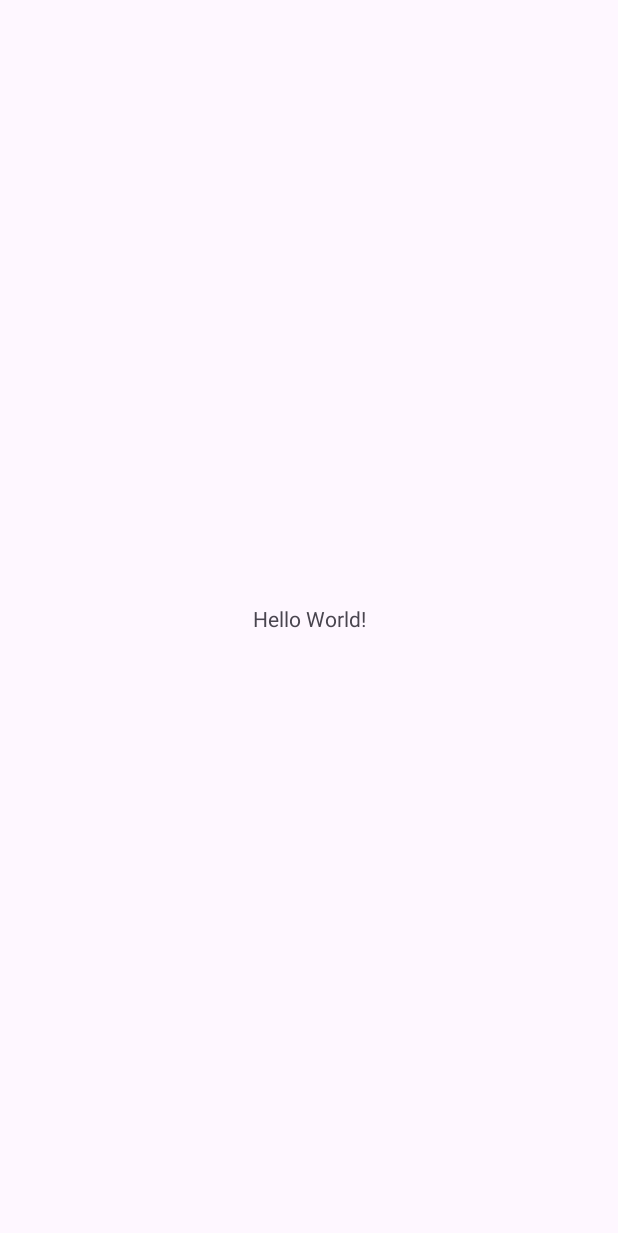
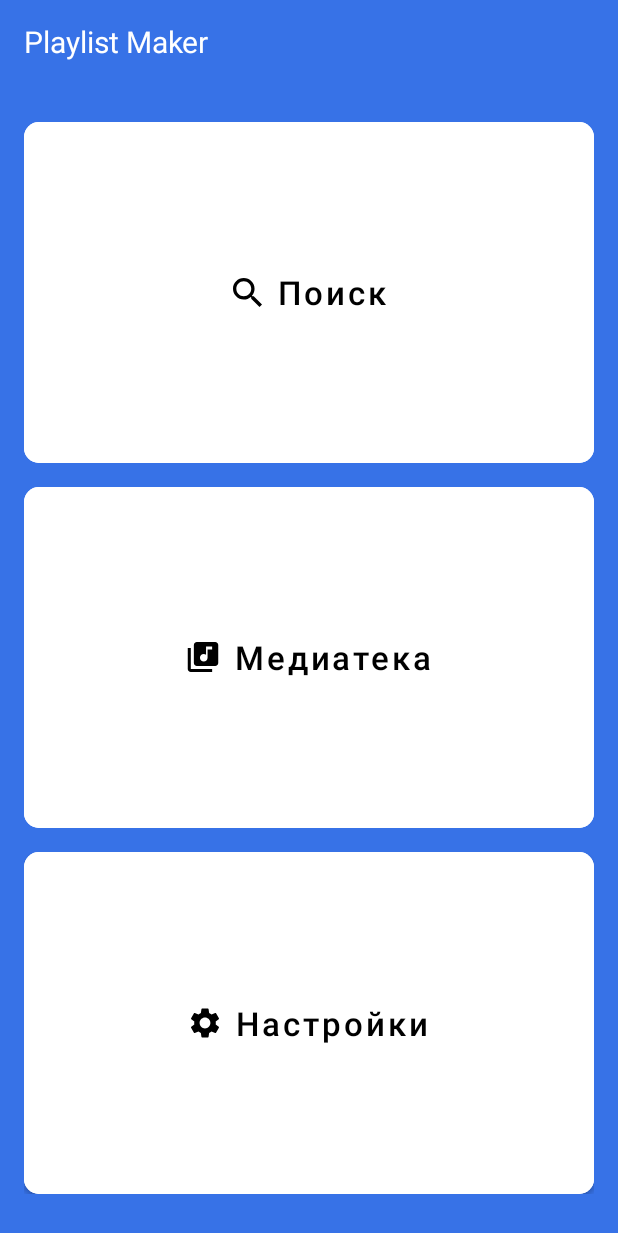
Before and after one commit to AleksandrRegulus/PlaylistMaker, an Android app: the screen it shows after launch (MainActivity), on a phone screen of 412 x 824 dp. Before the commit the part shown is almost empty. Shown: the top 1233 px of the screen. Run offline under Robolectric (Android 15) with nearby library versions, the phone set to English and light mode, and no system bars.

Commit message:
первая домашка

```diff
--- a/app/build.gradle
+++ b/app/build.gradle
@@ -38,6 +38,7 @@ dependencies {
     implementation 'androidx.appcompat:appcompat:1.6.1'
     implementation 'com.google.android.material:material:1.5.0'
     implementation 'androidx.constraintlayout:constraintlayout:2.1.3'
+    implementation 'androidx.preference:preference:1.2.0'
     testImplementation 'junit:junit:4.13.2'
     androidTestImplementation 'androidx.test.ext:junit:1.1.3'
     androidTestImplementation 'androidx.test.espresso:espresso-core:3.4.0'
--- a/app/src/main/java/com/example/playlistmaker/MainActivity.kt
+++ b/app/src/main/java/com/example/playlistmaker/MainActivity.kt
@@ -1,11 +1,42 @@
 package com.example.playlistmaker
 
+import android.annotation.SuppressLint
+import android.content.Intent
 import androidx.appcompat.app.AppCompatActivity
 import android.os.Bundle
+import android.view.View
+import android.widget.Button
 
 class MainActivity : AppCompatActivity() {
+    @SuppressLint("MissingInflatedId")
     override fun onCreate(savedInstanceState: Bundle?) {
         super.onCreate(savedInstanceState)
         setContentView(R.layout.activity_main)
+
+        val btnSearch = findViewById<Button>(R.id.btn_search)
+        val btnMedia = findViewById<Button>(R.id.btn_media)
+        val btnSettings = findViewById<Button>(R.id.btn_settings)
+
+        btnSearch.setOnClickListener {
+//            Toast.makeText(this@MainActivity, "Нажали на кнопку поиска!", Toast.LENGTH_SHORT).show()
+            val displayIntent = Intent(this, SearchActivity::class.java)
+            startActivity(displayIntent)
+        }
+
+        // TODO: вернуть лямбду
+        val displayMediaIntent = Intent(this, MediaActivity::class.java)
+        val btnMediaClickListener: View.OnClickListener = object : View.OnClickListener {
+            override fun onClick(v: View?) {
+//                Toast.makeText(this@MainActivity, "Нажмакали на кнопку медиа!", Toast.LENGTH_SHORT).show()
+                startActivity(displayMediaIntent)
+            }
+        }
+        btnMedia.setOnClickListener(btnMediaClickListener)
+
+        btnSettings.setOnClickListener {
+//            Toast.makeText(this@MainActivity, "Нажали на кнопку настроек!", Toast.LENGTH_SHORT).show()
+            val displayIntent = Intent(this, SettingsActivity::class.java)
+            startActivity(displayIntent)
+        }
     }
 }
--- /dev/null
+++ b/app/src/main/res/drawable/media.xml
@@ -0,0 +1,9 @@
+<vector xmlns:android="http://schemas.android.com/apk/res/android"
+    android:width="21dp"
+    android:height="20dp"
+    android:viewportWidth="21"
+    android:viewportHeight="20">
+  <path
+      android:pathData="M18.5,0H6.5C5.4,0 4.5,0.9 4.5,2V14C4.5,15.1 5.4,16 6.5,16H18.5C19.6,16 20.5,15.1 20.5,14V2C20.5,0.9 19.6,0 18.5,0ZM16.5,5H13.5V10.5C13.5,11.88 12.38,13 11,13C9.62,13 8.5,11.88 8.5,10.5C8.5,9.12 9.62,8 11,8C11.57,8 12.08,8.19 12.5,8.51V3H16.5V5ZM2.5,4H0.5V18C0.5,19.1 1.4,20 2.5,20H16.5V18H2.5V4Z"
+      android:fillColor="#1A1B22"/>
+</vector>
--- /dev/null
+++ b/app/src/main/res/drawable/search.xml
@@ -0,0 +1,9 @@
+<vector xmlns:android="http://schemas.android.com/apk/res/android"
+    android:width="19dp"
+    android:height="19dp"
+    android:viewportWidth="19"
+    android:viewportHeight="19">
+  <path
+      android:pathData="M13.579,11.95H12.721L12.417,11.656C13.481,10.418 14.122,8.81 14.122,7.061C14.122,3.161 10.961,0 7.061,0C3.161,0 0,3.161 0,7.061C0,10.961 3.161,14.122 7.061,14.122C8.81,14.122 10.418,13.481 11.656,12.417L11.95,12.721V13.579L17.381,19L19,17.381L13.579,11.95V11.95ZM7.061,11.95C4.356,11.95 2.173,9.766 2.173,7.061C2.173,4.356 4.356,2.173 7.061,2.173C9.766,2.173 11.95,4.356 11.95,7.061C11.95,9.766 9.766,11.95 7.061,11.95Z"
+      android:fillColor="#1A1B22"/>
+</vector>
--- /dev/null
+++ b/app/src/main/res/drawable/settings.xml
@@ -0,0 +1,11 @@
+<vector xmlns:android="http://schemas.android.com/apk/res/android"
+    xmlns:tools="http://schemas.android.com/tools"
+    android:width="20dp"
+    android:height="20dp"
+    android:viewportWidth="20"
+    android:viewportHeight="20">
+  <path
+      android:pathData="M17.14,10.94C17.18,10.64 17.2,10.33 17.2,10C17.2,9.68 17.18,9.36 17.13,9.06L19.16,7.48C19.34,7.34 19.39,7.07 19.28,6.87L17.36,3.55C17.24,3.33 16.99,3.26 16.77,3.33L14.38,4.29C13.88,3.91 13.35,3.59 12.76,3.35L12.4,0.81C12.36,0.57 12.16,0.4 11.92,0.4H8.08C7.84,0.4 7.65,0.57 7.61,0.81L7.25,3.35C6.66,3.59 6.12,3.92 5.63,4.29L3.24,3.33C3.02,3.25 2.77,3.33 2.65,3.55L0.74,6.87C0.62,7.08 0.66,7.34 0.86,7.48L2.89,9.06C2.84,9.36 2.8,9.69 2.8,10C2.8,10.31 2.82,10.64 2.87,10.94L0.84,12.52C0.66,12.66 0.61,12.93 0.72,13.13L2.64,16.45C2.76,16.67 3.01,16.74 3.23,16.67L5.62,15.71C6.12,16.09 6.65,16.41 7.24,16.65L7.6,19.19C7.65,19.43 7.84,19.6 8.08,19.6H11.92C12.16,19.6 12.36,19.43 12.39,19.19L12.75,16.65C13.34,16.41 13.88,16.09 14.37,15.71L16.76,16.67C16.98,16.75 17.23,16.67 17.35,16.45L19.27,13.13C19.39,12.91 19.34,12.66 19.15,12.52L17.14,10.94ZM10,13.6C8.02,13.6 6.4,11.98 6.4,10C6.4,8.02 8.02,6.4 10,6.4C11.98,6.4 13.6,8.02 13.6,10C13.6,11.98 11.98,13.6 10,13.6Z"
+      android:fillColor="#1A1B22"
+      tools:ignore="VectorPath" />
+</vector>
--- a/app/src/main/res/layout/activity_main.xml
+++ b/app/src/main/res/layout/activity_main.xml
@@ -1,18 +1,79 @@
 <?xml version="1.0" encoding="utf-8"?>
-<androidx.constraintlayout.widget.ConstraintLayout xmlns:android="http://schemas.android.com/apk/res/android"
-    xmlns:app="http://schemas.android.com/apk/res-auto"
-    xmlns:tools="http://schemas.android.com/tools"
+<LinearLayout xmlns:android="http://schemas.android.com/apk/res/android"
     android:layout_width="match_parent"
     android:layout_height="match_parent"
-    tools:context=".MainActivity">
+    xmlns:app="http://schemas.android.com/apk/res-auto"
+    android:background="@color/blue"
+    android:orientation="vertical"
+    android:paddingHorizontal="@dimen/medium_padding"
+    android:paddingTop="14dp"
+    android:paddingBottom="28dp">
 
     <TextView
         android:layout_width="wrap_content"
         android:layout_height="wrap_content"
-        android:text="Hello World!"
-        app:layout_constraintBottom_toBottomOf="parent"
-        app:layout_constraintEnd_toEndOf="parent"
-        app:layout_constraintStart_toStartOf="parent"
-        app:layout_constraintTop_toTopOf="parent" />
+        android:layout_gravity="start"
+        android:text="@string/app_name"
+        android:textColor="@color/white"
+        android:textSize="20sp" />
 
-</androidx.constraintlayout.widget.ConstraintLayout>
+    <Button
+        android:id="@+id/btn_search"
+        android:layout_width="match_parent"
+        android:layout_height="0dp"
+        android:layout_weight="1"
+        android:layout_marginTop="40dp"
+        android:backgroundTint="@color/white"
+        app:cornerRadius="10dp"
+        android:insetTop= "0dp"
+        android:insetBottom= "0dp"
+        app:icon="@drawable/search"
+        app:iconGravity="textStart"
+        app:iconPadding="10dp"
+        app:iconTint="@color/black"
+        android:textAllCaps="false"
+        android:text="@string/search"
+        android:textColor="@color/black"
+        android:textSize="@dimen/buttons_text_size"/>
+
+    <Button
+        android:id="@+id/btn_media"
+        android:layout_width="match_parent"
+        android:layout_height="0dp"
+        android:layout_weight="1"
+        android:layout_marginTop="16dp"
+        android:backgroundTint="@color/white"
+        app:cornerRadius="10dp"
+        android:insetTop= "0dp"
+        android:insetBottom= "0dp"
+        app:icon="@drawable/media"
+        app:iconGravity="textStart"
+        app:iconPadding="10dp"
+        app:iconTint="@color/black"
+        android:textAllCaps="false"
+        android:text="@string/media"
+        android:textColor="@color/black"
+        android:textSize="@dimen/buttons_text_size">
+    </Button>
+
+    <Button
+        android:id="@+id/btn_settings"
+        android:layout_width="match_parent"
+        android:layout_height="0dp"
+        android:layout_weight="1"
+        android:layout_marginTop="16dp"
+        android:backgroundTint="@color/white"
+        app:cornerRadius="10dp"
+        android:insetTop= "0dp"
+        android:insetBottom= "0dp"
+        app:icon="@drawable/settings"
+        app:iconGravity="textStart"
+        app:iconPadding="10dp"
+        app:iconTint="@color/black"
+        android:textAllCaps="false"
+        android:text="@string/settings"
+        android:textColor="@color/black"
+        android:textSize="@dimen/buttons_text_size" />
+
+
+</LinearLayout>
--- /dev/null
+++ b/app/src/main/res/values/dimens.xml
@@ -0,0 +1,6 @@
+<?xml version="1.0" encoding="utf-8"?>
+<resources>
+    <dimen name="medium_padding">16dp</dimen>
+    <dimen name="settings_text_size">16sp</dimen>
+    <dimen name="buttons_text_size">22sp</dimen>
+</resources>
--- a/app/src/main/res/values/strings.xml
+++ b/app/src/main/res/values/strings.xml
@@ -1,3 +1,11 @@
 <resources>
-    <string name="app_name">Playlist Maker</string>
+    <string name="app_name" translatable="false">Playlist Maker</string>
+    <string name="title_hello">Привет, Практикум</string>
+    <string name="media">Медиатека</string>
+    <string name="search">Поиск</string>
+    <string name="settings">Настройки</string>
+    <string name="dark_theme">Тёмная тема</string>
+    <string name="share_app">Поделиться приложением</string>
+    <string name="write_support">Написать в поддержку</string>
+    <string name="user_agreement">Пользовательское соглашение</string>
 </resources>
```
Also changed, not shown: app/src/main/AndroidManifest.xml (+10 -1 lines), app/src/main/java/com/example/playlistmaker/MediaActivity.kt (added, +11 -0 lines), app/src/main/java/com/example/playlistmaker/SearchActivity.kt (added, +11 -0 lines), app/src/main/java/com/example/playlistmaker/SettingsActivity.kt (added, +19 -0 lines), app/src/main/res/drawable/arrow_left.xml (added, +9 -0 lines), app/src/main/res/drawable/bracket_right.xml (added, +9 -0 lines), app/src/main/res/drawable/share_app.xml (added, +9 -0 lines), app/src/main/res/drawable/support.xml (added, +18 -0 lines), app/src/main/res/layout/activity_media.xml (added, +9 -0 lines), app/src/main/res/layout/activity_search.xml (added, +9 -0 lines), app/src/main/res/layout/activity_settings.xml (added, +118 -0 lines), app/src/main/res/values/colors.xml (+7 -0 lines).
